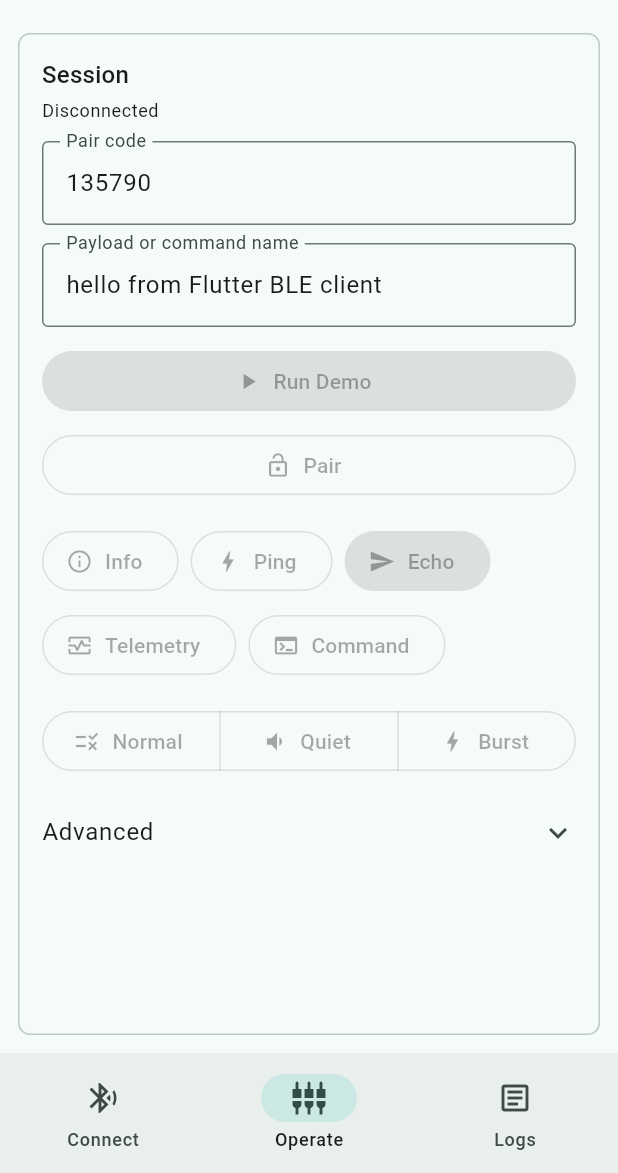
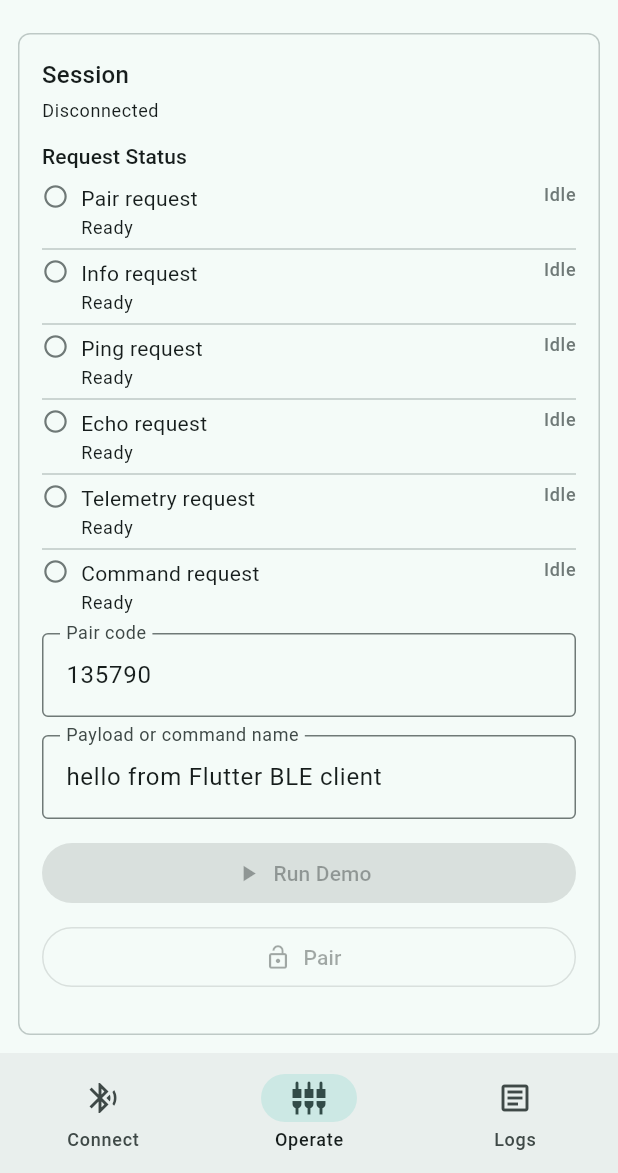
Before and after one commit to Garenge/BLEPeripheral, a Flutter app: the screen it shows after launch, item 2 of the bottom bar chosen, on a phone screen of 412 x 824 dp, the part 63-1236 px from its top. Run offline on Flutter 3.47's test engine with Material 3 defaults, Android fonts, the phone set to English and light mode, and no system bars; our stand-ins replace flutter_blue_plus.

Commit message:
pref: 优化移动端请求状态展示

```diff
--- a/FlutterCentral/lib/src/ble_central_page.dart
+++ b/FlutterCentral/lib/src/ble_central_page.dart
@@ -3,6 +3,7 @@ import 'package:flutter/services.dart';
 
 import 'ble_central_controller.dart';
 import 'ble_protocol_codec.dart';
+import 'ble_request_status.dart';
 
 typedef BleCentralControllerFactory = BleCentralController Function();
 
@@ -165,6 +166,8 @@ class _BleCentralPageState extends State<BleCentralPage> {
       child: ListView(
         children: [
           _buildSectionHeader('Session', _controller.connectionLabel),
+          const SizedBox(height: 12),
+          _buildRequestStatusPanel(),
           const SizedBox(height: 12),
           TextField(
             controller: _pairCodeController,
@@ -370,6 +373,21 @@ class _BleCentralPageState extends State<BleCentralPage> {
     );
   }
 
+  Widget _buildRequestStatusPanel() {
+    final statuses = _controller.requestStatuses;
+    return Column(
+      crossAxisAlignment: CrossAxisAlignment.stretch,
+      children: [
+        Text('Request Status', style: Theme.of(context).textTheme.labelLarge),
+        const SizedBox(height: 8),
+        for (var index = 0; index < statuses.length; index += 1) ...[
+          _RequestStatusRow(status: statuses[index]),
+          if (index < statuses.length - 1) const Divider(height: 12),
+        ],
+      ],
+    );
+  }
+
   Widget _buildAdvancedActions() {
     return ExpansionTile(
       tilePadding: EdgeInsets.zero,
@@ -569,3 +587,65 @@ class _StatusChip extends StatelessWidget {
     );
   }
 }
+
+class _RequestStatusRow extends StatelessWidget {
+  const _RequestStatusRow({required this.status});
+
+  final BleRequestStatus status;
+
+  @override
+  Widget build(BuildContext context) {
+    final colorScheme = Theme.of(context).colorScheme;
+    final color = _phaseColor(colorScheme);
+    return Row(
+      crossAxisAlignment: CrossAxisAlignment.start,
+      children: [
+        Icon(_phaseIcon(), size: 18, color: color),
+        const SizedBox(width: 8),
+        Expanded(
+          child: Column(
+            crossAxisAlignment: CrossAxisAlignment.start,
+            children: [
+              Text(
+                '${status.label} request',
+                style: Theme.of(context).textTheme.bodyMedium,
+              ),
+              const SizedBox(height: 2),
+              Text(
+                status.detail,
+                maxLines: 2,
+                overflow: TextOverflow.ellipsis,
+                style: Theme.of(context).textTheme.bodySmall,
+              ),
+            ],
+          ),
+        ),
+        const SizedBox(width: 8),
+        Text(
+          status.phaseLabel,
+          style: Theme.of(
+            context,
+          ).textTheme.labelMedium?.copyWith(color: color),
+        ),
+      ],
+    );
+  }
+
+  IconData _phaseIcon() {
+    return switch (status.phase) {
+      BleRequestPhase.idle => Icons.radio_button_unchecked,
+      BleRequestPhase.sending => Icons.sync,
+      BleRequestPhase.succeeded => Icons.check_circle_outline,
+      BleRequestPhase.failed => Icons.error_outline,
+    };
+  }
+
+  Color _phaseColor(ColorScheme colorScheme) {
+    return switch (status.phase) {
+      BleRequestPhase.idle => colorScheme.outline,
+      BleRequestPhase.sending => colorScheme.primary,
+      BleRequestPhase.succeeded => colorScheme.tertiary,
+      BleRequestPhase.failed => colorScheme.error,
+    };
+  }
+}
--- /dev/null
+++ b/FlutterCentral/lib/src/ble_request_status.dart
@@ -0,0 +1,66 @@
+const List<BleRequestDefinition> bleTrackedRequestDefinitions = [
+  BleRequestDefinition(operation: 'pair', label: 'Pair'),
+  BleRequestDefinition(operation: 'getInfo', label: 'Info'),
+  BleRequestDefinition(operation: 'ping', label: 'Ping'),
+  BleRequestDefinition(operation: 'echo', label: 'Echo'),
+  BleRequestDefinition(operation: 'telemetry', label: 'Telemetry'),
+  BleRequestDefinition(operation: 'command', label: 'Command'),
+];
+
+class BleRequestDefinition {
+  const BleRequestDefinition({required this.operation, required this.label});
+
+  final String operation;
+  final String label;
+}
+
+enum BleRequestPhase { idle, sending, succeeded, failed }
+
+class BleRequestStatus {
+  const BleRequestStatus({
+    required this.operation,
+    required this.label,
+    required this.phase,
+    required this.detail,
+    this.messageId,
+    this.updatedAt,
+  });
+
+  const BleRequestStatus.idle({required this.operation, required this.label})
+    : phase = BleRequestPhase.idle,
+      detail = 'Ready',
+      messageId = null,
+      updatedAt = null;
+
+  final String operation;
+  final String label;
+  final BleRequestPhase phase;
+  final String detail;
+  final String? messageId;
+  final DateTime? updatedAt;
+
+  String get phaseLabel {
+    return switch (phase) {
+      BleRequestPhase.idle => 'Idle',
+      BleRequestPhase.sending => 'Sending',
+      BleRequestPhase.succeeded => 'OK',
+      BleRequestPhase.failed => 'Error',
+    };
+  }
+
+  BleRequestStatus copyWith({
+    BleRequestPhase? phase,
+    String? detail,
+    String? messageId,
+    DateTime? updatedAt,
+  }) {
+    return BleRequestStatus(
+      operation: operation,
+      label: label,
+      phase: phase ?? this.phase,
+      detail: detail ?? this.detail,
+      messageId: messageId,
+      updatedAt: updatedAt ?? this.updatedAt,
+    );
+  }
+}
```
Also changed, not shown: FlutterCentral/lib/src/ble_central_controller.dart (+234 -5 lines), 3 other files.
